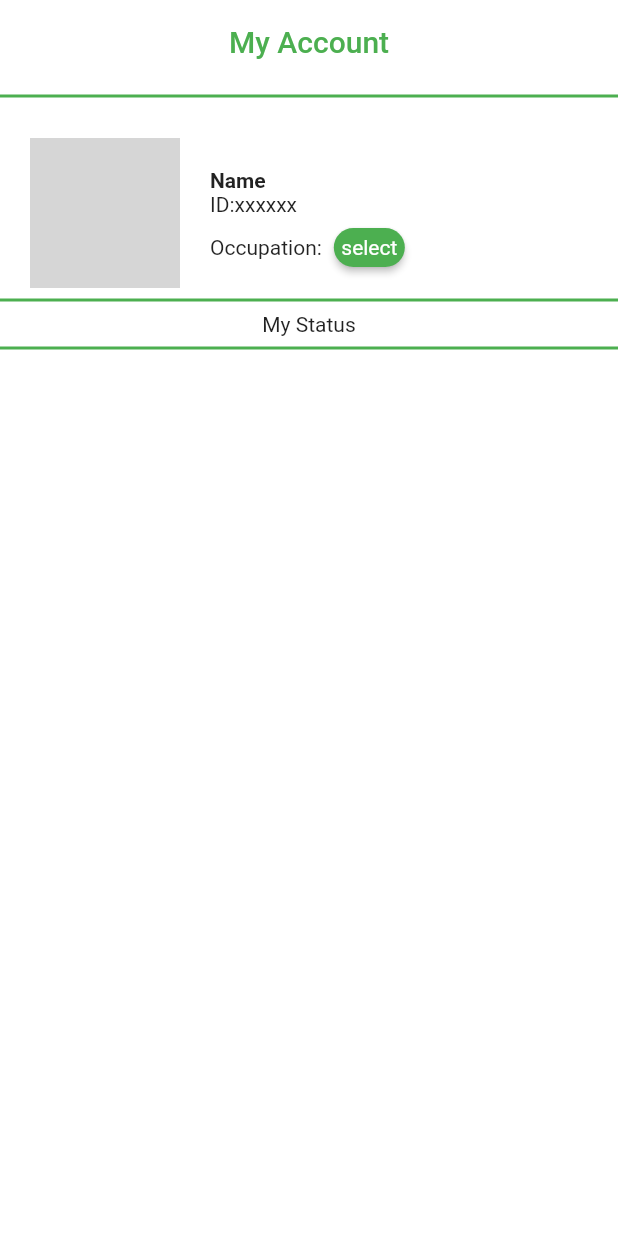
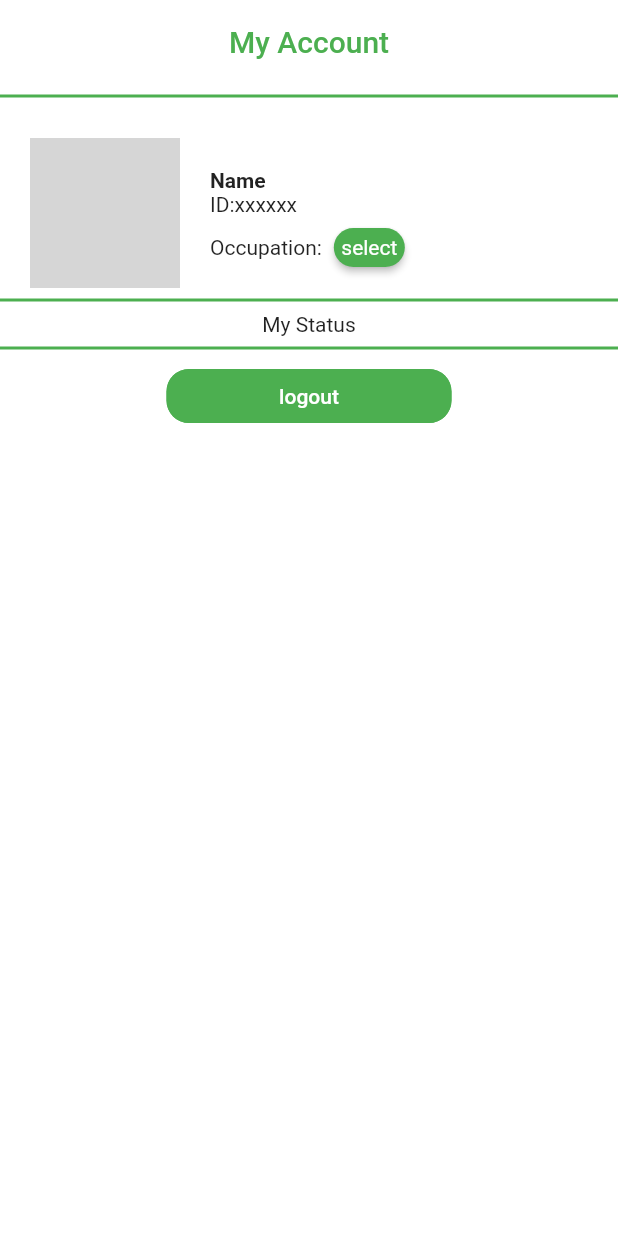
Before and after one commit to alskdwq/HHC-app, a Flutter app: the MePage screen opened directly, on a phone screen of 412 x 824 dp. Run offline on Flutter 3.47's test engine with Material 2 defaults, Android fonts, the phone set to English and light mode, and no system bars; drawn by our look-alikes of badges; our stand-ins replace flutter_secure_storage; accounts and stored records are empty; network calls fail; grey boxes are pictures that could not be loaded.

```diff
--- a/lib/MePage.dart
+++ b/lib/MePage.dart
@@ -1,6 +1,6 @@
 import 'package:flutter/material.dart';
 import 'package:badges/badges.dart';
-
+import 'package:demo/login_screen.dart';
 class MePage extends StatefulWidget{
 
   @override
@@ -93,6 +93,25 @@ class Page extends State<MePage>{
                     Expanded(child: Divider(color: Colors.green,thickness: 2,),)
                   ],
                 ),
+                ButtonTheme(
+                  minWidth: 190,
+                  child: FlatButton(
+                    shape: RoundedRectangleBorder(
+                        borderRadius: BorderRadius.circular(15.0),
+                        side: BorderSide(color: Colors.green)),
+                    onPressed: (){
+                      Navigator.pushAndRemoveUntil(context,
+                          MaterialPageRoute(builder: (context) => AuthScreen()),
+                              (route) => route == null);
+                    },
+                    color: Colors.green,
+                    child: Text('logout',
+                      style: TextStyle(
+                        color: Colors.white
+                      ),
+                    ),
+                  ),
+                ),
               ],
             ),
 
--- a/pubspec.yaml
+++ b/pubspec.yaml
@@ -26,7 +26,7 @@ dependencies:
   intl: ^0.15.7
   badges: ^1.1.1
   http: ^0.12.1
-
+  flutter_secure_storage: ^3.3.3
 
   # The following adds the Cupertino Icons font to your application.
   # Use with the CupertinoIcons class for iOS style icons.
```
Also changed, not shown: lib/login_screen.dart (+8 -4 lines), pubspec.lock, 6 other files.
